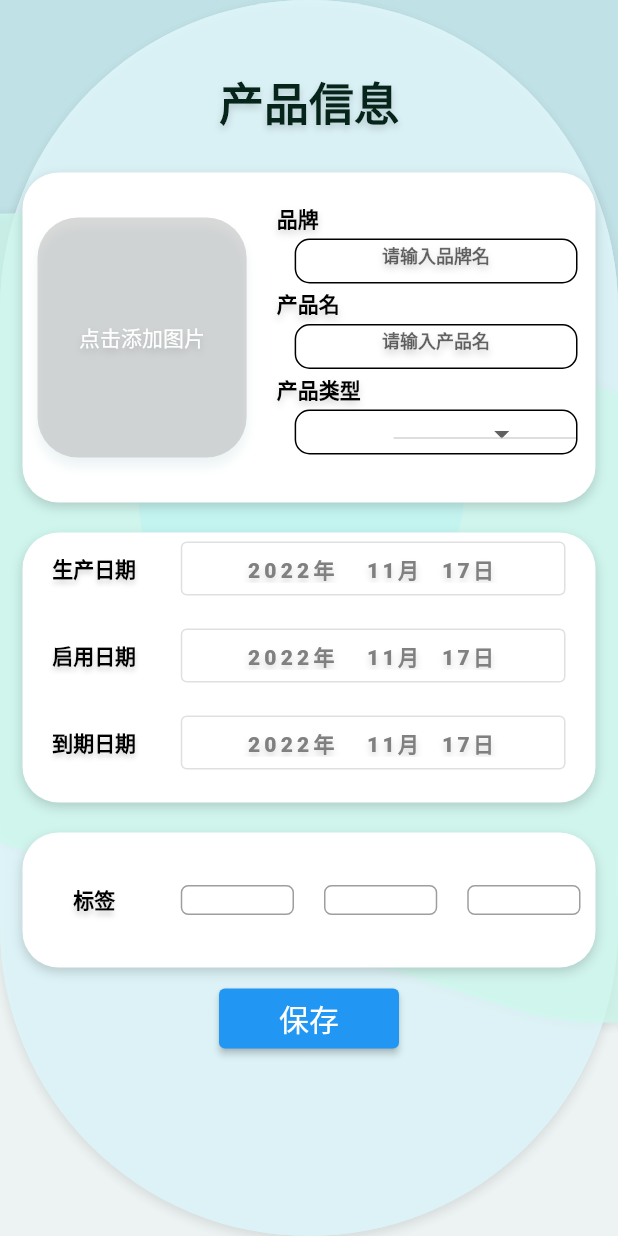
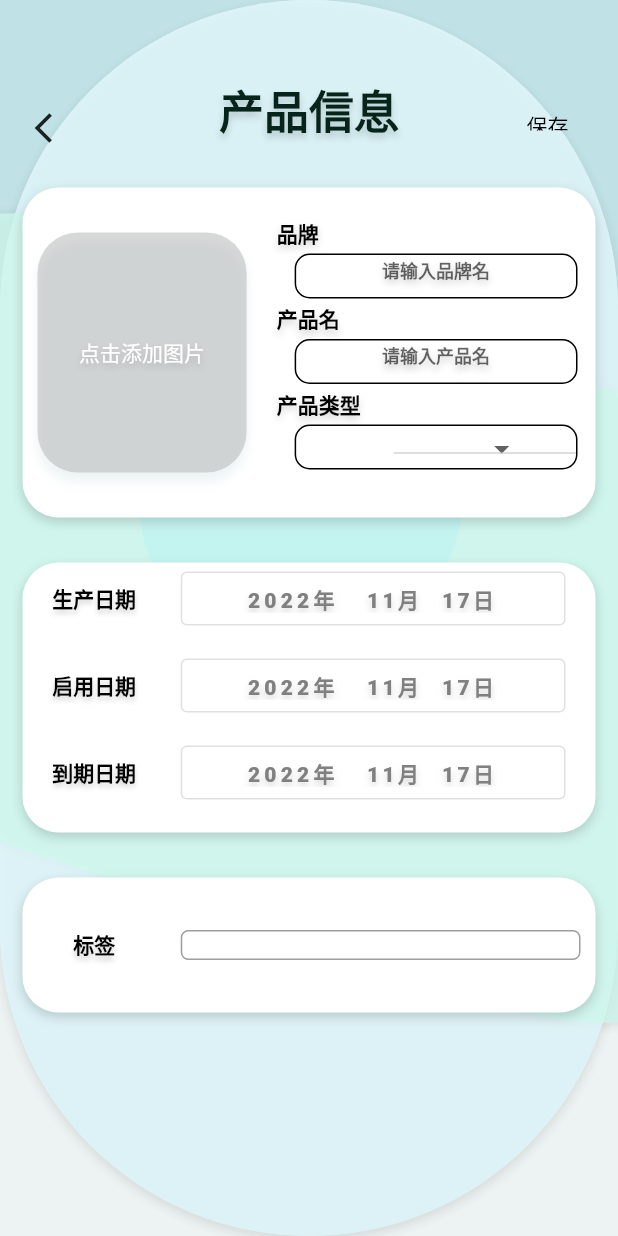
Before and after one commit to qingjian-org/qingjian, a Flutter app: the ProductAddPage screen opened directly, on a phone screen of 412 x 824 dp. Run offline on Flutter 3.47's test engine with Material 2 defaults, Android fonts, the phone set to English and light mode, and no system bars; our stand-ins replace flutter_svg, image_picker, sqflite; missing offline and left inert: adobe_xd, gzx_dropdown_menu; accounts and stored records are empty; Roboto replaces fonts that are missing (Perpetua, Perpetua Titling MT, Sitka Text).

Commit message:
update product_add.dart

```diff
--- a/lib/product_add.dart
+++ b/lib/product_add.dart
@@ -20,26 +20,6 @@ class ProductAddPage extends StatefulWidget {
 
 class _ProductAddState extends State<ProductAddPage> with RestorationMixin {
   final dbHelper = DatabaseHelper.instance; //启动数据库
-// Initial Selected Value
-  // String brand_name = '资生堂';
-  // String product_name = '水乳';
-
-// List of items in our dropdown menu
-  // var items_brand_name = [
-  //   '资生堂',
-  //   '姿色',
-  //   '兰蔻',
-  //   'AHC',
-  //   '蜜思婷',
-  // ];
-
-  // var items_product_name = [
-  //   '水乳',
-  //   '隔离',
-  //   '防晒霜',
-  //   '粉底液',
-  //   '气垫',
-  // ];
 
   static const TextStyle inputStyle = TextStyle(
     fontFamily: 'Perpetua',
@@ -397,15 +377,23 @@ class _ProductAddState extends State<ProductAddPage> with RestorationMixin {
             Padding(
                 padding: const EdgeInsets.all(15),
                 child: Column(children: <Widget>[
+                  const SizedBox(
+                    height: 50,
+                  ),
                   SizedBox(
-                    height: 100,
+                    height: 30,
                     child: Row(
-                      children: const <Widget>[
+                      children: <Widget>[
                         Expanded(
                             flex: 1,
-                          child: Text(""),
-                        ),
-                        Expanded(
+                            child: IconButton(
+                              onPressed: (() {
+                                Navigator.of(context).pop(false);
+                              }),
+                              alignment: Alignment.bottomLeft,
+                              icon: const Icon(Icons.arrow_back_ios),
+                            )),
+                        const Expanded(
                           flex: 1,
                           child: Text(
                             '产品信息',
@@ -424,15 +412,43 @@ class _ProductAddState extends State<ProductAddPage> with RestorationMixin {
                                 )
                               ],
                             ),
-                            textHeightBehavior: TextHeightBehavior(
-                                applyHeightToFirstAscent: false),
                           ),
                         ),
-                        Expanded(flex: 1, child: Text("")),
+                        Expanded(
+                            flex: 1,
+                            child: Container(
+                              alignment: Alignment.bottomRight,
+                              child: TextButton(
+                                onPressed: () {
+                                  widget.products.produceDate =
+                                      _produceDate.value;
+                                  widget.products.openDate = _openDate.value;
+                                  widget.products.outDate = _outDate.value;
+                                  widget.products.brand = brandControl.text;
+                                  widget.products.productName =
+                                      productNameControl.text;
+                                  if (widget.products.id == null) {
+                                    _insert_product();
+                                  } else {
+                                    _update_product();
+                                  }
+
+                                  Navigator.of(context).pop(true);
+                                },
+                                style:
+                                    TextButton.styleFrom(primary: Colors.black),
+                                child: const Text(
+                                  "保存",
+                                  // textAlign: TextAlign.right,
+                                ),
+                              ),
+                            ))
                       ],
                     ),
                   ),
-
+                  const SizedBox(
+                    height: 30,
+                  ),
                   //第一部分
                   Container(
                     height: 220,
@@ -716,7 +732,7 @@ class _ProductAddState extends State<ProductAddPage> with RestorationMixin {
                     ),
                   ),
 
-                  const SizedBox(height: 20),
+                  const SizedBox(height: 30),
 
                   //第二部分
                   Container(
@@ -820,8 +836,16 @@ class _ProductAddState extends State<ProductAddPage> with RestorationMixin {
                                                   applyHeightToFirstAscent:
                                                       false),
                                           textAlign: TextAlign.center,
+                                          // style: const TextStyle(
+                                          //   decoration:
+                                          //       TextDecoration.underline,
+                                          //   decorationColor: Colors.black,
+                                          //   // decorationThickness: 2
+                                          // ),
                                         ),
-                                        )),
+                                      ),
+                                      style: ButtonStyle(),
+                                    ),
                                   )),
                             ],
                           ),
@@ -1009,7 +1033,7 @@ class _ProductAddState extends State<ProductAddPage> with RestorationMixin {
                           ),
                         ],
                       )),
-                  const SizedBox(height: 20),
+                  const SizedBox(height: 30),
                   // const Divider(
                   //   color: Color.fromARGB(255, 84, 82, 82),
                   // ),
@@ -1055,68 +1079,39 @@ class _ProductAddState extends State<ProductAddPage> with RestorationMixin {
                                                           Radius.circular(5)))),
                                         ),
                                       ))),
-                              Expanded(
-                                  child: Padding(
-                                      padding: EdgeInsets.all(10),
-                                      child: SizedBox(
-                                        height: 20,
-                                        width: 70,
-                                        child: TextField(
-                                          decoration: InputDecoration(
-                                              border: OutlineInputBorder(
-                                                  borderRadius:
-                                                      BorderRadius.all(
-                                                          Radius.circular(5)))),
-                                        ),
-                                      ))),
-                              Expanded(
-                                  child: Padding(
-                                      padding: EdgeInsets.all(10),
-                                      child: SizedBox(
-                                        height: 20,
-                                        width: 70,
-                                        child: TextField(
-                                          decoration: InputDecoration(
-                                              border: OutlineInputBorder(
-                                                  borderRadius:
-                                                      BorderRadius.all(
-                                                          Radius.circular(5)))),
-                                        ),
-                                      ))),
+                              // Expanded(
+                              //     child: Padding(
+                              //         padding: EdgeInsets.all(10),
+                              //         child: SizedBox(
+                              //           height: 20,
+                              //           width: 70,
+                              //           child: TextField(
+                              //             decoration: InputDecoration(
+                              //                 border: OutlineInputBorder(
+                              //                     borderRadius:
+                              //                         BorderRadius.all(
+                              //                             Radius.circular(5)))),
+                              //           ),
+                              //         ))),
+                              // Expanded(
+                              //     child: Padding(
+                              //         padding: EdgeInsets.all(10),
+                              //         child: SizedBox(
+                              //           height: 20,
+                              //           width: 70,
+                              //           child: TextField(
+                              //             decoration: InputDecoration(
+                              //                 border: OutlineInputBorder(
+                              //                     borderRadius:
+                              //                         BorderRadius.all(
+                              //                             Radius.circular(5)))),
+                              //           ),
+                              //         ))),
                             ],
                           ))
                     ]),
                   ),
                   const SizedBox(height: 10),
-                  //第四部分
-                  Row(
-                    mainAxisAlignment: MainAxisAlignment.center,
-                    children: <Widget>[
-                      ElevatedButton(
-                        onPressed: () {
-                          widget.products.produceDate = _produceDate.value;
-                          widget.products.openDate = _openDate.value;
-                          widget.products.outDate = _outDate.value;
-                          widget.products.brand = brandControl.text;
-                          widget.products.productName = productNameControl.text;
-                          if (widget.products.id == null) {
-                            _insert_product();
-                          } else {
-                            _update_product();
-                          }
-
-                          Navigator.of(context).pop(true);
-                        },
-                        style: ElevatedButton.styleFrom(
-                          minimumSize: const Size(120, 40),
-                        ),
-                        child: const Text(
-                          "保存",
-                          style: TextStyle(fontSize: 20),
-                        ),
-                      ),
-                    ],
-                  )
                 ]))
           ],
         ));
```
Lines whose indentation alone changed are shown as unchanged.
